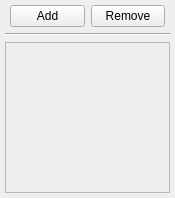
Above: src/Applications/TransferFunctions/Ui/TFPalette.ui from JanKolomaznik/MedV4D before the change. Below: the same form after it.
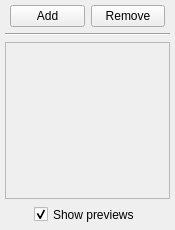
That is the form after the change.

Diff of the .ui file:
```diff
--- a/src/Applications/TransferFunctions/Ui/TFPalette.ui
+++ b/src/Applications/TransferFunctions/Ui/TFPalette.ui
@@ -7,13 +7,13 @@
     <x>0</x>
     <y>0</y>
     <width>175</width>
-    <height>198</height>
+    <height>230</height>
    </rect>
   </property>
   <property name="minimumSize">
    <size>
     <width>175</width>
-    <height>198</height>
+    <height>230</height>
    </size>
   </property>
   <property name="maximumSize">
@@ -44,7 +44,7 @@
       <x>0</x>
       <y>0</y>
       <width>175</width>
-      <height>198</height>
+      <height>230</height>
      </rect>
     </property>
     <layout class="QVBoxLayout" name="paletteLayout">
@@ -141,12 +141,70 @@
           <x>0</x>
           <y>0</y>
           <width>163</width>
-          <height>146</height>
+          <height>150</height>
          </rect>
         </property>
        </widget>
       </widget>
      </item>
+     <item>
+      <layout class="QHBoxLayout" name="previewCheckLayout">
+       <property name="spacing">
+        <number>0</number>
+       </property>
+       <property name="margin">
+        <number>0</number>
+       </property>
+       <item>
+        <spacer name="horizontalSpacer2">
+         <property name="orientation">
+          <enum>Qt::Horizontal</enum>
+         </property>
+         <property name="sizeHint" stdset="0">
+          <size>
+           <width>40</width>
+           <height>20</height>
+          </size>
+         </property>
+        </spacer>
+       </item>
+       <item>
+        <widget class="QCheckBox" name="previewsCheck">
+         <property name="minimumSize">
+          <size>
+           <width>0</width>
+           <height>15</height>
+          </size>
+         </property>
+         <property name="maximumSize">
+          <size>
+           <width>16777215</width>
+           <height>15</height>
+          </size>
+         </property>
+         <property name="text">
+          <string>Show previews</string>
+         </property>
+         <property name="checked">
+          <bool>true</bool>
+         </property>
+        </widget>
+       </item>
+       <item>
+        <spacer name="horizontalSpacer1">
+         <property name="orientation">
+          <enum>Qt::Horizontal</enum>
+         </property>
+         <property name="sizeHint" stdset="0">
+          <size>
+           <width>40</width>
+           <height>20</height>
+          </size>
+         </property>
+        </spacer>
+       </item>
+      </layout>
+     </item>
     </layout>
    </widget>
   </widget>
```
